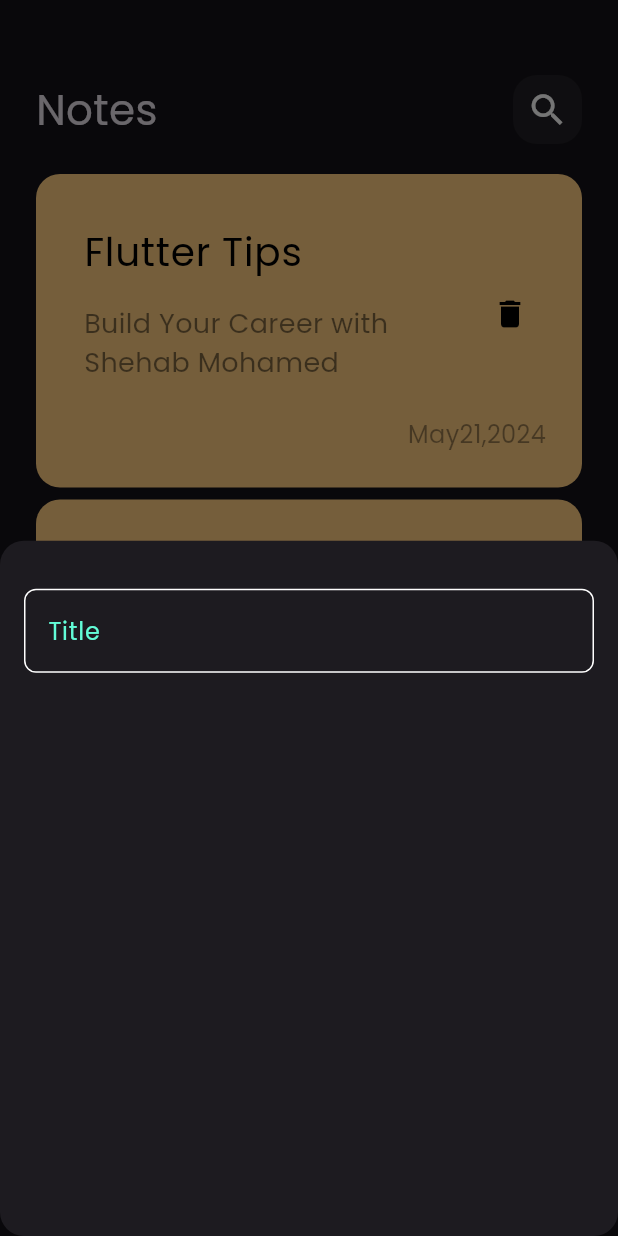
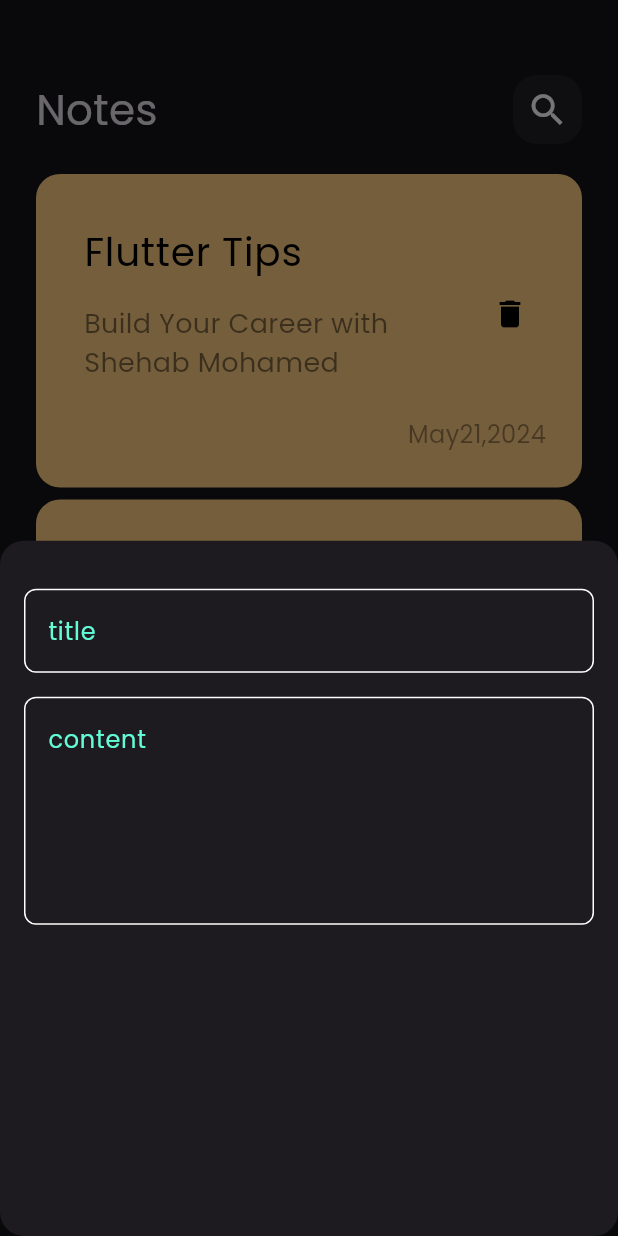
Before and after one commit to shehabbebo/notes_app, a Flutter app: the screen it shows after launch, after a tap on the "add" icon, on a phone screen of 412 x 824 dp. Run offline on Flutter 3.47's test engine with Material 3 defaults, Android fonts, the phone set to English and light mode, and no system bars.

Commit message:
add filed to buttom sheet

```diff
--- a/lib/views/weight/Custom_textFiled.dart
+++ b/lib/views/weight/Custom_textFiled.dart
@@ -2,14 +2,16 @@ import 'package:flutter/material.dart';
 import 'package:note_app/constant.dart';
 
 class CustomTextfiled extends StatelessWidget {
-  const CustomTextfiled({super.key});
-
+  const CustomTextfiled({super.key, required this.hint, this.maxLines = 1});
+  final String hint;
+  final int maxLines;
   @override
   Widget build(BuildContext context) {
     return TextField(
       cursorColor: kPrimaryColor,
+      maxLines: maxLines,
       decoration: InputDecoration(
-        hintText: 'Title',
+        hintText: hint,
         hintStyle: TextStyle(color: kPrimaryColor),
         border: buildBorder(),
         enabledBorder: buildBorder(),
--- a/lib/views/weight/addnote_buttomSheet.dart
+++ b/lib/views/weight/addnote_buttomSheet.dart
@@ -11,7 +11,14 @@ class addNoteBottomSheet extends StatelessWidget {
       child: Column(
         children: [
           SizedBox(height: 32),
-          CustomTextfiled(),
+          CustomTextfiled(
+            hint: 'title',
+          ),
+          SizedBox(height: 16),
+          CustomTextfiled(
+            hint: 'content',
+            maxLines: 5,
+          ),
         ],
       ),
     );
```
